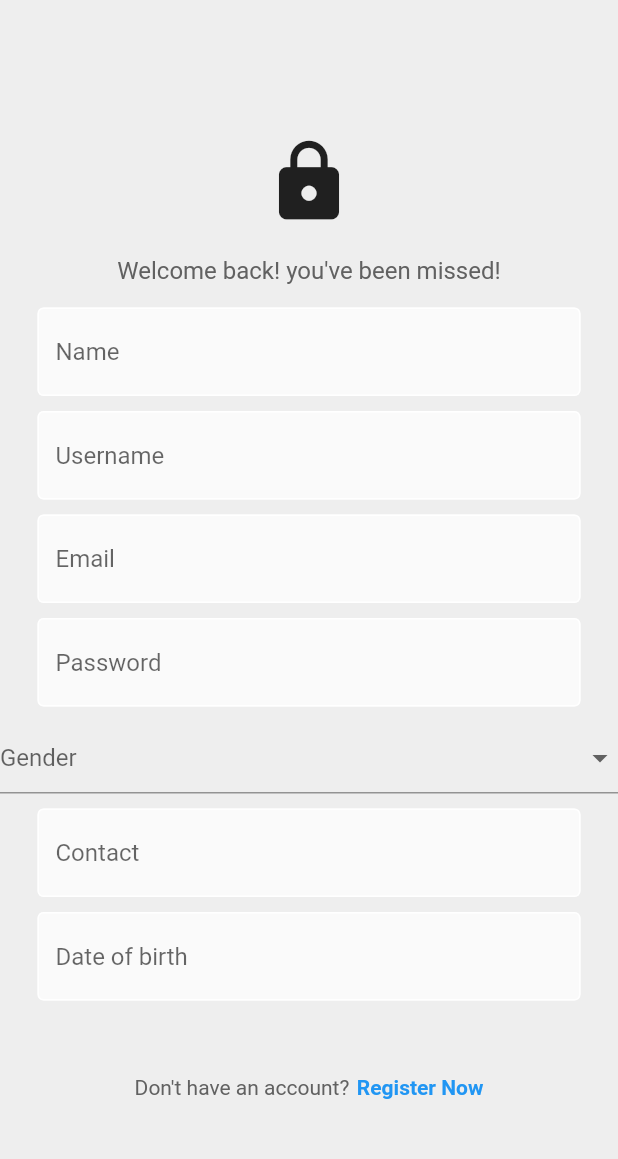
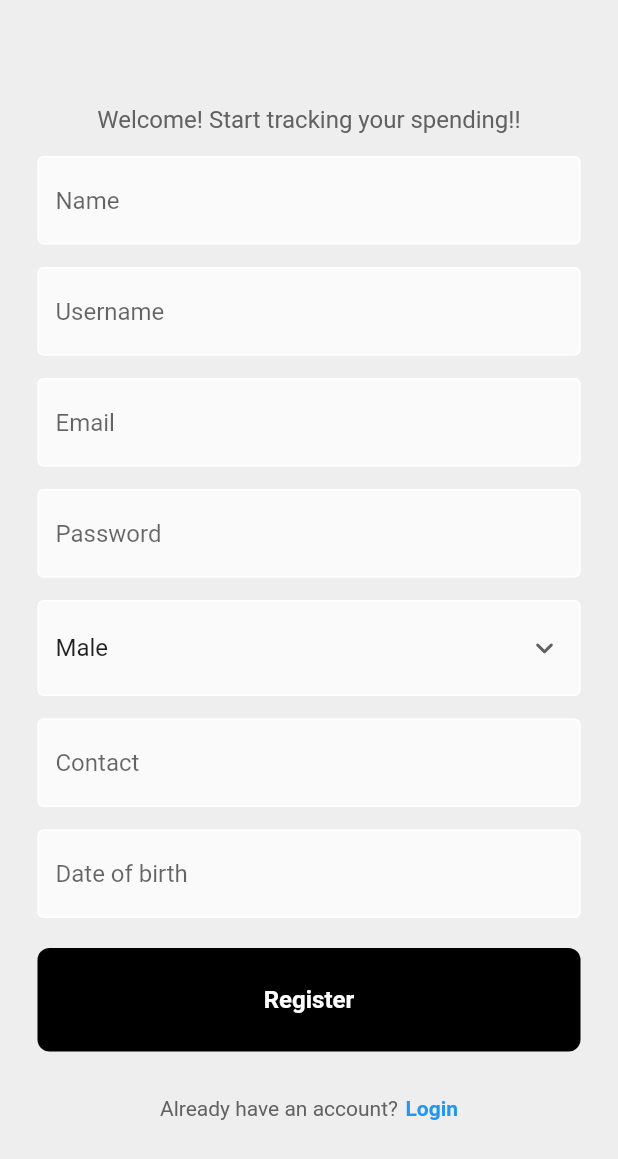
Before and after one commit to shaileshhb/budget-planner-flutter, a Flutter app: the screen it shows after launch, after a tap on "Register Now", on a phone screen of 412 x 824 dp. Shown: the top 1159 px of the screen. Run offline on Flutter 3.47's test engine with Material 2 defaults, Android fonts, the phone set to English and light mode, and no system bars; our stand-ins replace shared_preferences; network calls fail.

Commit message:
Login and Signup page completed

```diff
--- a/lib/main.dart
+++ b/lib/main.dart
@@ -1,7 +1,11 @@
 import 'package:budget_planner_flutter/screens/wrapper.dart';
+import 'package:budget_planner_flutter/utils/user.shared_preference.dart';
 import 'package:flutter/material.dart';
 
-void main() {
+void main() async {
+  WidgetsFlutterBinding.ensureInitialized();
+  await UserSharedPreference.init();
+
   runApp(const MyApp());
 }
 
--- a/lib/models/login_request.dart
+++ b/lib/models/auth/login_request.dart
@@ -7,7 +7,7 @@ import 'dart:convert';
 LoginRequest loginFromJson(String str) =>
     LoginRequest.fromJson(json.decode(str));
 
-String loginToJson(LoginRequest data) => json.encode(data.toJson());
+String loginToJson(LoginRequest data) => json.encode(data);
 
 class LoginRequest {
   LoginRequest({
--- /dev/null
+++ b/lib/models/auth/register_request.dart
@@ -0,0 +1,60 @@
+// To parse this JSON data, do
+//
+//     final registerRequest = registerRequestFromJson(jsonString);
+
+import 'dart:convert';
+
+RegisterRequest registerRequestFromJson(String str) =>
+    RegisterRequest.fromJson(json.decode(str));
+
+String registerRequestToJson(RegisterRequest data) =>
+    json.encode(data.toJson());
+
+class RegisterRequest {
+  RegisterRequest({
+    required this.name,
+    required this.email,
+    required this.username,
+    required this.password,
+    this.gender,
+    this.contact,
+    this.dateOfBirth,
+    this.profileImage,
+    isVerified,
+  });
+
+  String name;
+  String email;
+  String username;
+  String password;
+  String? gender;
+  String? contact;
+  String? dateOfBirth;
+  String? profileImage;
+  bool isVerified = false;
+
+  factory RegisterRequest.fromJson(Map<String, dynamic> json) =>
+      RegisterRequest(
+        name: json["name"],
+        email: json["email"],
+        username: json["username"],
+        password: json["password"],
+        gender: json["gender"],
+        contact: json["contact"],
+        dateOfBirth: json["dateOfBirth"],
+        profileImage: json["profileImage"],
+        isVerified: json["isVerified"],
+      );
+
+  Map<String, dynamic> toJson() => {
+        "name": name,
+        "email": email,
+        "username": username,
+        "password": password,
+        "gender": gender,
+        "contact": contact,
+        "dateOfBirth": dateOfBirth,
+        "profileImage": profileImage,
+        "isVerified": isVerified,
+      };
+}
--- a/lib/screens/authenticate/components/loginButton.dart
+++ b/lib/screens/authenticate/components/loginButton.dart
@@ -2,8 +2,10 @@ import 'package:flutter/material.dart';
 
 class LoginButton extends StatelessWidget {
   final Function()? onTap;
+  final String buttonLabel;
 
-  const LoginButton({super.key, required this.onTap});
+  const LoginButton(
+      {super.key, required this.onTap, required this.buttonLabel});
 
   @override
   Widget build(BuildContext context) {
@@ -16,10 +18,10 @@ class LoginButton extends StatelessWidget {
           color: Colors.black,
           borderRadius: BorderRadius.circular(8),
         ),
-        child: const Center(
+        child: Center(
           child: Text(
-            "Login In",
-            style: TextStyle(
+            buttonLabel,
+            style: const TextStyle(
               color: Colors.white,
               fontSize: 16,
               fontWeight: FontWeight.bold,
--- a/lib/screens/authenticate/components/signupDropdown.dart
+++ b/lib/screens/authenticate/components/signupDropdown.dart
@@ -18,7 +18,9 @@ class DropdownField extends StatelessWidget {
 
   @override
   Widget build(BuildContext context) {
-    return DropdownButtonFormField(
+    return Padding(
+      padding: const EdgeInsets.symmetric(horizontal: 25.0),
+      child: DropdownButtonFormField(
         value: selectedValue,
         items: items
             ?.map(
@@ -30,6 +32,23 @@ class DropdownField extends StatelessWidget {
             .toList(),
         onChanged: onChanged,
         hint: Text(hintText),
+        icon: const Icon(Icons.keyboard_arrow_down_rounded),
+        decoration: const InputDecoration(
+          enabledBorder: OutlineInputBorder(
+            borderSide: BorderSide(
+              color: Colors.white,
+            ),
+          ),
+          focusedBorder: OutlineInputBorder(
+            borderSide: BorderSide(
+              color: Colors.white,
+            ),
+          ),
+          fillColor: Color.fromRGBO(250, 250, 250, 1),
+          filled: true,
+          // hintText: hintText,
+        ),
+      ),
     );
   }
 }
--- a/lib/screens/authenticate/login.dart
+++ b/lib/screens/authenticate/login.dart
@@ -1,10 +1,13 @@
-import 'package:budget_planner_flutter/models/login_request.dart';
-import 'package:budget_planner_flutter/models/login_response.dart';
 import 'package:budget_planner_flutter/screens/authenticate/components/loginButton.dart';
 import 'package:budget_planner_flutter/screens/authenticate/components/loginFormField.dart';
 import 'package:budget_planner_flutter/screens/authenticate/signup.dart';
-import 'package:budget_planner_flutter/services/user_login.dart';
+import 'package:budget_planner_flutter/services/auth.dart';
+import 'package:budget_planner_flutter/utils/user.shared_preference.dart';
 import 'package:flutter/material.dart';
+import 'package:shared_preferences/shared_preferences.dart';
+
+import '../../models/auth/login_request.dart';
+import '../../models/auth/login_response.dart';
 
 class Login extends StatefulWidget {
   const Login({Key? key}) : super(key: key);
@@ -18,19 +21,19 @@ class _LoginState extends State<Login> {
   final usernameController = TextEditingController();
   final passwordController = TextEditingController();
 
-  late LoginRequest loginRequest;
-  late LoginResponse? loginResponse;
-
   void userLogin() async {
     try {
-      loginRequest = LoginRequest(
+      var loginRequest = LoginRequest(
         username: usernameController.text,
         password: passwordController.text,
       );
 
-      loginResponse = await AuthenticationService().userLogin(loginRequest);
+      var loginResponse = await AuthenticationService().userLogin(loginRequest);
 
       if (loginResponse != null) {
+        // store token in shared preferences.
+        await UserSharedPreference.setAuthorizationToken(loginResponse.token);
+
         // navigate to dashboard
       }
     } catch (err) {
@@ -38,7 +41,7 @@ class _LoginState extends State<Login> {
     }
   }
 
-  void _navigateToNextScreen(BuildContext context) {
+  void _navigateToSignup(BuildContext context) {
     Navigator.push(
         context, MaterialPageRoute(builder: (context) => const Register()));
   }
@@ -48,11 +51,12 @@ class _LoginState extends State<Login> {
     return Scaffold(
       backgroundColor: Colors.grey[200],
       body: SafeArea(
+        child: SingleChildScrollView(
           child: Center(
             child: Column(
               mainAxisAlignment: MainAxisAlignment.center,
               children: <Widget>[
-              // const SizedBox(height: 25),
+                const SizedBox(height: 50),
 
                 // logo
                 const Icon(
@@ -60,7 +64,7 @@ class _LoginState extends State<Login> {
                   size: 100,
                 ),
 
-              const SizedBox(height: 40),
+                const SizedBox(height: 50),
 
                 // welcome message
                 Text(
@@ -71,7 +75,7 @@ class _LoginState extends State<Login> {
                   ),
                 ),
 
-              const SizedBox(height: 35),
+                const SizedBox(height: 50),
 
                 // username, password
                 LoginFormField(
@@ -80,7 +84,7 @@ class _LoginState extends State<Login> {
                   obscureText: false,
                 ),
 
-              const SizedBox(height: 10),
+                const SizedBox(height: 20),
 
                 LoginFormField(
                   controller: passwordController,
@@ -88,12 +92,12 @@ class _LoginState extends State<Login> {
                   obscureText: true,
                 ),
 
-              const SizedBox(height: 20),
+                const SizedBox(height: 30),
 
                 // login button
-              LoginButton(onTap: userLogin),
+                LoginButton(onTap: userLogin, buttonLabel: "Login In"),
 
-              const SizedBox(height: 30),
+                const SizedBox(height: 200),
 
                 // redirect to register
                 Row(
@@ -107,7 +111,7 @@ class _LoginState extends State<Login> {
                     ),
                     const SizedBox(width: 5),
                     GestureDetector(
-                    onTap: () => _navigateToNextScreen(context),
+                      onTap: () => _navigateToSignup(context),
                       child: const Text(
                         "Register Now",
                         style: TextStyle(
@@ -122,6 +126,7 @@ class _LoginState extends State<Login> {
             ),
           ),
         ),
+      ),
     );
   }
 }
--- a/lib/screens/authenticate/signup.dart
+++ b/lib/screens/authenticate/signup.dart
@@ -1,6 +1,11 @@
+import 'package:budget_planner_flutter/models/auth/register_request.dart';
 import 'package:budget_planner_flutter/screens/authenticate/components/signupDropdown.dart';
+import 'package:budget_planner_flutter/screens/authenticate/login.dart';
+import 'package:budget_planner_flutter/services/auth.dart';
 import 'package:flutter/material.dart';
 
+import '../../utils/user.shared_preference.dart';
+import 'components/loginButton.dart';
 import 'components/loginFormField.dart';
 
 class Register extends StatefulWidget {
@@ -33,28 +38,65 @@ class _RegisterState extends State<Register> {
     });
   }
 
+  void userRegister() async {
+    try {
+      var userDetails = RegisterRequest(
+        name: nameController.text,
+        email: emailController.text,
+        username: usernameController.text,
+        password: passwordController.text,
+        contact: contactController.text,
+        gender: selectedValue,
+        dateOfBirth: dateOfBirthController.text,
+      );
+
+      var loginResponse = await AuthenticationService().register(userDetails);
+
+      if (loginResponse != null) {
+        // store token in shared preferences.
+        await UserSharedPreference.setAuthorizationToken(loginResponse.token);
+
+        // navigate to dashboard
+      }
+    } catch (err) {
+      print(err);
+    }
+  }
+
+  void _navigateToLogin(BuildContext context) {
+    Navigator.push(
+        context, MaterialPageRoute(builder: (context) => const Login()));
+  }
+
+  @override
+  void initState() {
+    super.initState();
+    genderListState();
+  }
+
   @override
   Widget build(BuildContext context) {
     return Scaffold(
       backgroundColor: Colors.grey[200],
       body: SafeArea(
+        child: SingleChildScrollView(
           child: Center(
             child: Column(
               mainAxisAlignment: MainAxisAlignment.center,
               children: <Widget>[
-              // const SizedBox(height: 25),
+                const SizedBox(height: 50),
 
-              // logo
-              const Icon(
-                Icons.lock,
-                size: 60,
-              ),
+                // // logo
+                // const Icon(
+                //   Icons.lock,
+                //   size: 60,
+                // ),
 
                 const SizedBox(height: 20),
 
                 // welcome message
                 Text(
-                "Welcome back! you've been missed!",
+                  "Welcome! Start tracking your spending!!",
                   style: TextStyle(
                     color: Colors.grey[700],
                     fontSize: 16,
@@ -70,7 +112,7 @@ class _RegisterState extends State<Register> {
                   obscureText: false,
                 ),
 
-              const SizedBox(height: 10),
+                const SizedBox(height: 15),
 
                 LoginFormField(
                   controller: usernameController,
@@ -78,7 +120,7 @@ class _RegisterState extends State<Register> {
                   obscureText: false,
                 ),
 
-              const SizedBox(height: 10),
+                const SizedBox(height: 15),
 
                 LoginFormField(
                   controller: emailController,
@@ -86,7 +128,7 @@ class _RegisterState extends State<Register> {
                   obscureText: false,
                 ),
 
-              const SizedBox(height: 10),
+                const SizedBox(height: 15),
 
                 LoginFormField(
                   controller: passwordController,
@@ -94,7 +136,7 @@ class _RegisterState extends State<Register> {
                   obscureText: true,
                 ),
 
-              const SizedBox(height: 10),
+                const SizedBox(height: 15),
 
                 // LoginFormField(
                 //   controller: genderController,
@@ -110,7 +152,7 @@ class _RegisterState extends State<Register> {
                   onChanged: onGenderChange,
                 ),
 
-              const SizedBox(height: 10),
+                const SizedBox(height: 15),
 
                 LoginFormField(
                   controller: contactController,
@@ -118,7 +160,7 @@ class _RegisterState extends State<Register> {
                   obscureText: false,
                 ),
 
-              const SizedBox(height: 10),
+                const SizedBox(height: 15),
 
                 LoginFormField(
                   controller: dateOfBirthController,
@@ -129,26 +171,29 @@ class _RegisterState extends State<Register> {
                 const SizedBox(height: 20),
 
                 // login button
-              // LoginButton(onTap: userLogin),
+                LoginButton(onTap: userRegister, buttonLabel: "Register"),
 
                 const SizedBox(height: 30),
 
                 // redirect to register
                 Row(
                   mainAxisAlignment: MainAxisAlignment.center,
-                children: const <Widget>[
-                  Text(
-                    "Don't have an account?",
+                  children: <Widget>[
+                    const Text(
+                      "Already have an account?",
                       style: TextStyle(
                         color: Color.fromRGBO(97, 97, 97, 1),
                       ),
                     ),
-                  SizedBox(width: 5),
-                  Text(
-                    "Register Now",
+                    const SizedBox(width: 5),
+                    GestureDetector(
+                      onTap: () => _navigateToLogin(context),
+                      child: const Text(
+                        "Login",
                         style: TextStyle(
                           color: Colors.blue,
                           fontWeight: FontWeight.bold,
+                        ),
                       ),
                     ),
                   ],
@@ -157,6 +202,7 @@ class _RegisterState extends State<Register> {
             ),
           ),
         ),
+      ),
     );
   }
 }
--- /dev/null
+++ b/lib/utils/global.constant.dart
@@ -0,0 +1,5 @@
+class GlobalConstants {
+  static const String baseURL =
+      "http://192.168.0.107:8080/api/v1/budget-planner";
+  // static const String baseURL = "https://budget-planner-2n99.onrender.com/api/v1/budget-planner";
+}
--- /dev/null
+++ b/lib/utils/user.shared_preference.dart
@@ -0,0 +1,18 @@
+import 'package:shared_preferences/shared_preferences.dart';
+
+class UserSharedPreference {
+  static late SharedPreferences _preferences;
+
+  static const _keyAuthToken = "Authorization";
+
+  static Future init() async =>
+      {_preferences = await SharedPreferences.getInstance()};
+
+  static Future setAuthorizationToken(String token) async {
+    await _preferences.setString(_keyAuthToken, token);
+  }
+
+  static String? getAuthorizationToken() {
+    return _preferences.getString(_keyAuthToken);
+  }
+}
--- a/pubspec.yaml
+++ b/pubspec.yaml
@@ -34,6 +34,7 @@ dependencies:
   # Use with the CupertinoIcons class for iOS style icons.
   cupertino_icons: ^1.0.2
   http: ^0.13.5
+  shared_preferences: ^2.0.15
 
 dev_dependencies:
   flutter_test:
```
Also changed, not shown: lib/services/auth.dart (added, +49 -0 lines), lib/services/user_login.dart (deleted, +0 -21 lines), lib/models/auth/login_response.dart (renamed from lib/models/login_response.dart), pubspec.lock, 1 other file. Lines whose indentation alone changed are shown as unchanged.
